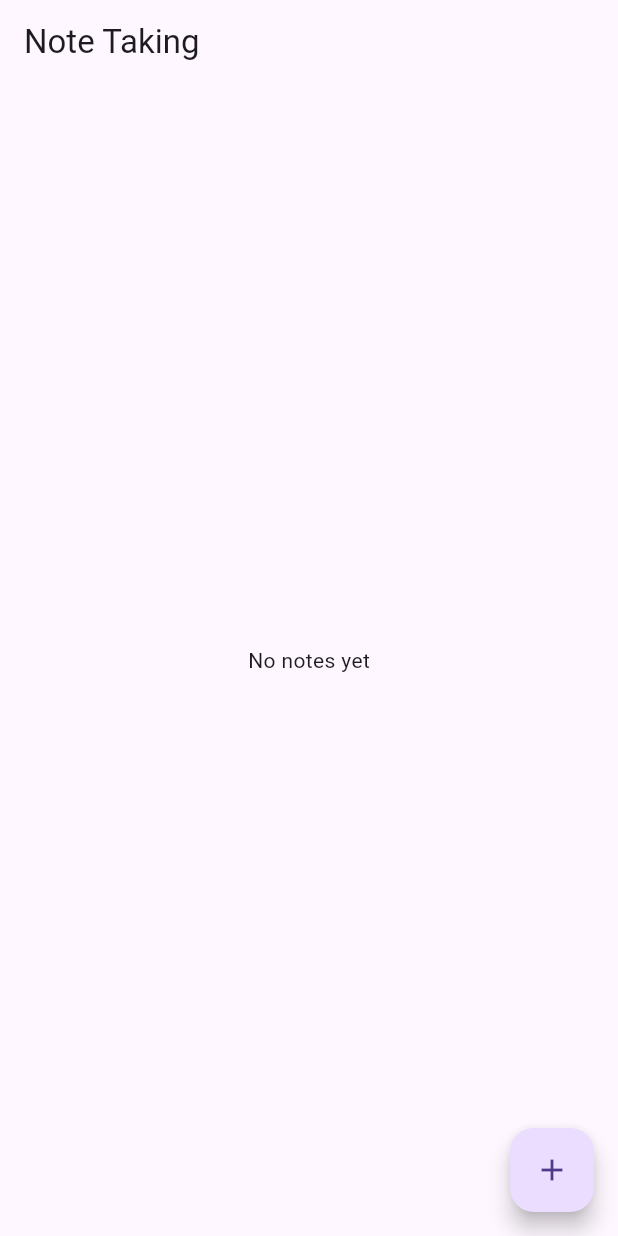
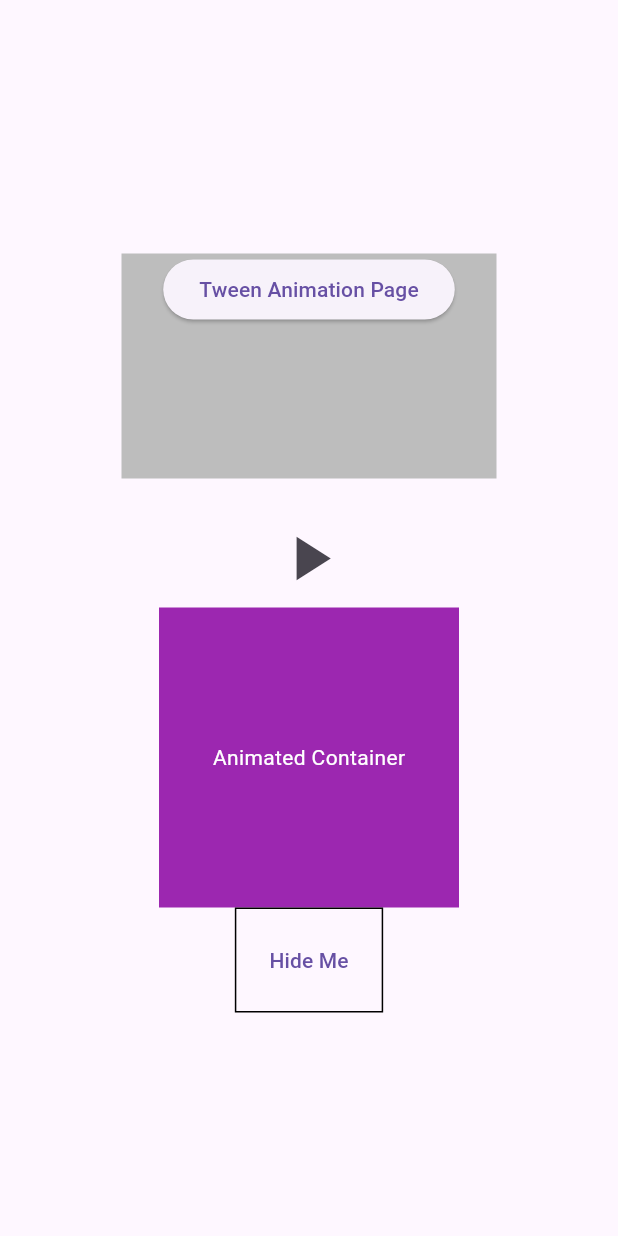
Before and after one commit to shahriartoky0/basic_api_riverpod, a Flutter app: the screen it shows after launch, on a phone screen of 412 x 824 dp. Run offline on Flutter 3.47's test engine with Material 3 defaults, Android fonts, the phone set to English and light mode, and no system bars.

Commit message:
animation

```diff
--- a/lib/app.dart
+++ b/lib/app.dart
@@ -8,6 +8,6 @@ class MyApp extends StatelessWidget {
   @override
   Widget build(BuildContext context) {
     return MaterialApp(
-        debugShowCheckedModeBanner: false, home: NoteTakingPage());
+        debugShowCheckedModeBanner: false, home: BuiltInAnimationPage());
   }
 }
--- a/lib/data/database/note.dart
+++ /dev/null
@@ -1,10 +0,0 @@
-import 'package:isar/isar.dart';
-part 'note.g.dart';
-
-// run flutter pub run build_runner build command
-
-@collection
-class Note {
-  Id id = Isar.autoIncrement;
-  late String text;
-}
--- a/lib/data/database/note_database.dart
+++ /dev/null
@@ -1,63 +0,0 @@
-import 'package:basic_api_riverpod/data/database/note.dart';
-import 'package:flutter_riverpod/flutter_riverpod.dart';
-import 'package:isar/isar.dart';
-import 'package:path_provider/path_provider.dart';
-
-class NoteDatabaseNotifier extends StateNotifier<List<Note>> {
-  static late Isar isar;
-  bool loader = false;
-
-  // here the super ([]) defines an empty List of Notes.
-  // In the Fetch Data the state (which indicates the List of Notes ) gets the list of Notes.
-  NoteDatabaseNotifier() : super([]) {
-    initializeDatabase();
-  }
-
-  // Initializing the database
-  Future<void> initializeDatabase() async {
-    final dir = await getApplicationDocumentsDirectory();
-    isar = await Isar.open([NoteSchema], directory: dir.path);
-    loader = true;
-    await fetchNotes();
-    loader = false;
-  }
-
-  // Creating an object
-  Future<void> addNote(String textFromUser) async {
-    final newNote = Note()..text = textFromUser;
-    loader = true;
-    // Save to the database
-    await isar.writeTxn(() => isar.notes.put(newNote));
-    // Re-read the database
-    await fetchNotes();
-    loader = false;
-  }
-
-  Future<void> fetchNotes() async {
-    final fetchedNotes = await isar.notes.where().findAll();
-    state = fetchedNotes;
-  }
-
-  // Update a Note
-  Future<void> updateNote(int id, String newText) async {
-    final existingNote = await isar.notes.get(id);
-    if (existingNote != null) {
-      existingNote.text = newText;
-      loader = true;
-      await isar.writeTxn(() => isar.notes.put(existingNote));
-      // Refresh the database again
-      await fetchNotes();
-      loader = false;
-    }
-  }
-
-  // Delete a Note
-  Future<void> deleteNote(int id) async {
-    await isar.writeTxn(() => isar.notes.delete(id));
-    // Refresh the database again
-    await fetchNotes();
-  }
-}
-
-final noteProvider = StateNotifierProvider<NoteDatabaseNotifier, List<Note>>(
-    (ref) => NoteDatabaseNotifier());
--- a/lib/ui/screens/home_page.dart
+++ b/lib/ui/screens/home_page.dart
@@ -1,94 +1,108 @@
+import 'package:basic_api_riverpod/ui/screens/tween_animation_page.dart';
+import 'package:flutter/cupertino.dart';
 import 'package:flutter/material.dart';
-import 'package:flutter_riverpod/flutter_riverpod.dart';
-import '../../data/database/note.dart';
-import '../../data/database/note_database.dart';
-import '../widgets/bottom_modal.dart';
-import '../widgets/update_dialouge.dart';
+import 'package:flutter/widgets.dart';
 
-class NoteTakingPage extends ConsumerStatefulWidget {
-  const NoteTakingPage({super.key});
+class BuiltInAnimationPage extends StatefulWidget {
+  const BuiltInAnimationPage({super.key});
 
   @override
-  _NoteTakingPageState createState() => _NoteTakingPageState();
+  State<BuiltInAnimationPage> createState() => _BuiltInAnimationPageState();
 }
 
-class _NoteTakingPageState extends ConsumerState<NoteTakingPage> {
-  final TextEditingController _noteTEController = TextEditingController();
-  final GlobalKey<FormState> _formKey = GlobalKey<FormState>();
+class _BuiltInAnimationPageState extends State<BuiltInAnimationPage> {
+  double _width = 200.0;
+  double _height = 200.0;
 
-  @override
-  void initState() {
-    super.initState();
-    // Fetch the notes when the page initializes
-    ref.read(noteProvider.notifier).fetchNotes();
+  Color _color = Colors.purple;
+  double _opacity = 1;
+
+  bool _isAnimated = false; // Flag to track animation state
+  bool _isHidden = false; // Flag to track hidden animation state
+
+  void _hideTextAnimation() {
+    _isHidden = !_isHidden;
+    if (_isHidden) {
+      _opacity = 0;
+    } else {
+      _opacity = 1;
+    }
+    setState(() {});
   }
 
-  void _showBottomSheet() {
-    showModalBottomSheet<void>(
-      isScrollControlled: true,
-      context: context,
-      builder: (BuildContext context) {
-        return BottomModal(
-            formKey: _formKey, noteTEController: _noteTEController, ref: ref);
-      },
-    );
+  void _toggleAnimation() {
+    setState(() {
+      _isAnimated = !_isAnimated;
+      if (_isAnimated) {
+        _width = 400.0;
+        _height = 400.0;
+        _color = Colors.blue;
+      } else {
+        _width = 200.0;
+        _height = 200.0;
+        _color = Colors.purple;
+      }
+    });
   }
 
   @override
   Widget build(BuildContext context) {
-    final notes = ref.watch(noteProvider);
-
     return Scaffold(
-      appBar: AppBar(
-        title: const Text("Note Taking"),
-      ),
-      body: notes.isEmpty
-          ? const Center(child: Text("No notes yet"))
-          : Visibility(
-              replacement: const Center(child: CircularProgressIndicator()),
-              visible: ref.read(noteProvider.notifier).loader == false,
-              child: ListView.builder(
-                itemCount: notes.length,
-                itemBuilder: (context, index) {
-                  final note = notes[index];
-                  return ListTile(
-                    onLongPress: () => _showUpdateDialogue(note),
-                    title: Text(note.text),
-                    trailing: IconButton(
-                      icon: const Icon(Icons.delete),
+      body: Center(
+        child: Column(
+          mainAxisAlignment: MainAxisAlignment.center,
+          children: [
+            Container(
+              color: Colors.grey.shade400,
+              height: 150,
+              width: 250,
+              margin: EdgeInsets.all(20),
+              child: Column(
+                children: [
+                  ElevatedButton(
                       onPressed: () {
-                        ref.read(noteProvider.notifier).deleteNote(note.id);
+                        Navigator.push(
+                            context,
+                            MaterialPageRoute(
+                                builder: (context) => TweenAnimationPage()));
                       },
-                    ),
-                  );
-                },
+                      child: Text('Tween Animation Page'))
+                ],
               ),
             ),
-      floatingActionButton: FloatingActionButton(
-        onPressed: _showBottomSheet,
-        child: const Icon(Icons.add),
+            IconButton(
+                onPressed: _toggleAnimation,
+                icon: Icon(
+                  _isAnimated ? Icons.pause : Icons.play_arrow,
+                  size: 50,
+                )),
+            AnimatedContainer(
+              duration: const Duration(seconds: 3),
+              curve: Curves.easeInOut,
+              // Animation curve for smooth transition
+              width: _width,
+              height: _height,
+              color: _color,
+              child: Center(
+                child: const Text(
+                  'Animated Container',
+                  style: TextStyle(color: Colors.white),
+                ),
+              ), // Center content
+            ),
+            Container(
+              padding: EdgeInsets.all(10),
+              decoration:
+                  BoxDecoration(border: Border.all(color: Colors.black)),
+              child: AnimatedOpacity(
+                  opacity: _opacity,
+                  child: TextButton(
+                      onPressed: _hideTextAnimation, child: Text("Hide Me")),
+                  duration: Duration(seconds: 2)),
+            )
+          ],
+        ),
       ),
     );
   }
-
-  void _showUpdateDialogue(Note note) {
-    _noteTEController.text =
-        note.text; // Set the current note text to the controller
-    showDialog(
-      context: context,
-      builder: (BuildContext context) {
-        return update_dialouge(
-            formKey: _formKey,
-            noteTEController: _noteTEController,
-            ref: ref,
-            mounted: mounted,
-            note: note);
-      },
-    );
-  }
-  @override
-  void dispose() {
-    _noteTEController.dispose();
-    super.dispose();
-  }
 }
```
Also changed, not shown: lib/data/model/user_model.dart (deleted, +0 -27 lines), lib/main.dart (+2 -5 lines), lib/ui/screens/tween_animation_page.dart (added, +38 -0 lines), lib/ui/widgets/bottom_modal.dart (deleted, +0 -65 lines), lib/ui/widgets/update_dialouge.dart (deleted, +0 -65 lines), lib/data/database/note.g.dart (deleted).
